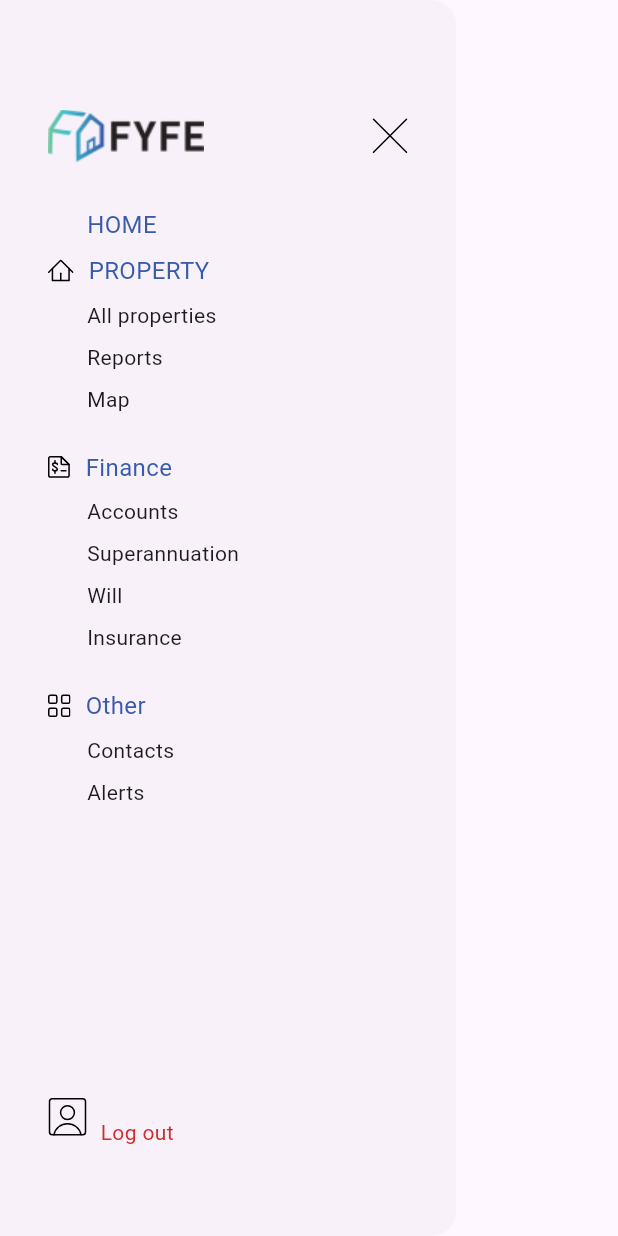
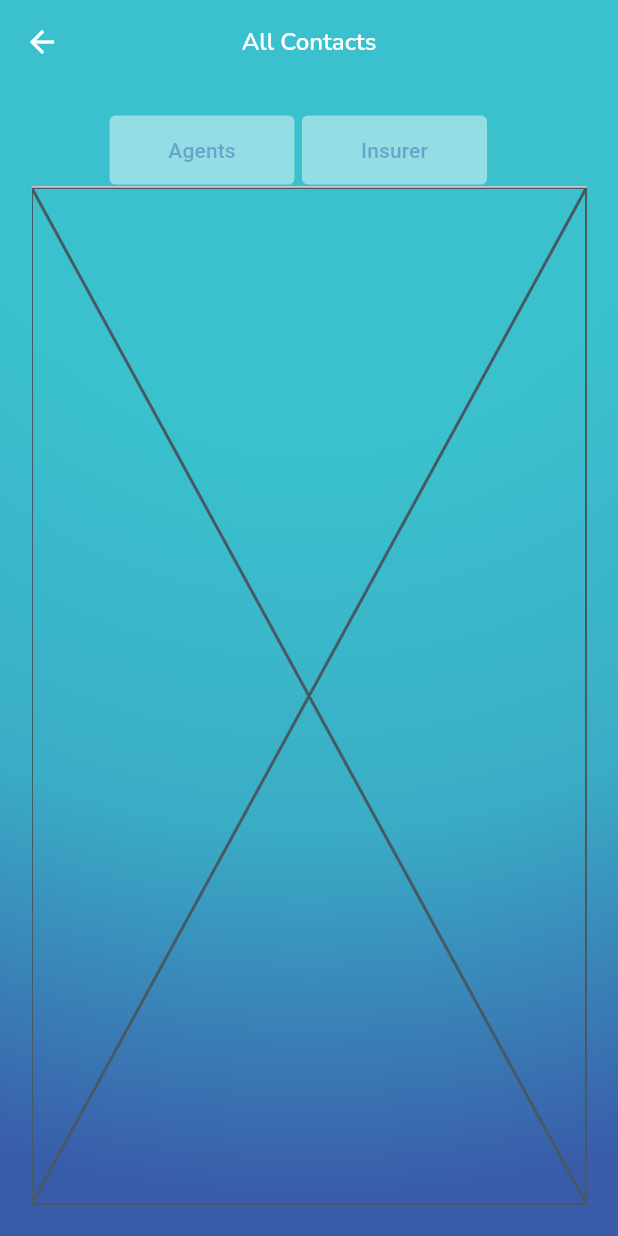
Before and after one commit to fwdAndroid/fyfe, a Flutter app: the CustomDrawer widget shown alone on an empty page, opened directly, after a tap on "Contacts", on a phone screen of 412 x 824 dp. Run offline on Flutter 3.47's test engine with Material 2 defaults, Android fonts, the phone set to English and light mode, and no system bars; our stand-ins replace auto_size_text, cached_network_image, cloud_firestore, firebase_auth, firebase_core, firebase_storage and 7 more; missing offline and left inert: latlng, map; accounts and stored records are empty.

Commit message:
Arranging Folders

```diff
--- a/lib/screens/account/login_page.dart
+++ b/lib/screens/account/login_page.dart
@@ -4,7 +4,7 @@ import 'package:firebase_auth/firebase_auth.dart';
 import 'package:flutter/material.dart';
 import 'package:flutter_svg/flutter_svg.dart';
 import 'package:fyfe/screens/home/home_page.dart';
-import 'package:fyfe/screens/services/auth_service.dart';
+import 'package:fyfe/services/auth_service.dart';
 import 'package:fyfe/widgets/custom_button.dart';
 import 'package:auto_size_text/auto_size_text.dart';
 
--- a/lib/screens/all_properties/show_properties.dart
+++ b/lib/screens/all_properties/show_properties.dart
@@ -1,6 +1,5 @@
 import 'package:flutter/material.dart';
 import 'package:flutter_svg/flutter_svg.dart';
-import 'package:carousel_slider/carousel_slider.dart';
 import 'package:fyfe/utils/controllers.dart';
 import 'package:fyfe/utils/text_util.dart';
 import 'package:fyfe/utils/textformfield.dart';
--- /dev/null
+++ b/lib/screens/contacts/contacts.dart
@@ -0,0 +1,137 @@
+import 'package:flutter/material.dart';
+import 'package:fyfe/screens/contacts/tabs/agent_tab.dart';
+import 'package:fyfe/screens/contacts/tabs/insure_tab.dart';
+import 'package:fyfe/utils/controllers.dart';
+import 'package:fyfe/widgets/palette.dart';
+
+class Contacts extends StatefulWidget {
+  const Contacts({super.key});
+
+  @override
+  State<Contacts> createState() => _ContactsState();
+}
+
+class _ContactsState extends State<Contacts> {
+  @override
+  Widget build(BuildContext context) {
+    return Scaffold(
+      appBar: AppBar(
+        iconTheme: IconThemeData(color: Colors.white),
+        centerTitle: true,
+        backgroundColor: const Color(
+          0xff3AC1CD,
+        ),
+        elevation: 0,
+        title: const Text(
+          "All Contacts",
+          style: const TextStyle(
+              color: Colors.white,
+              fontFamily: "Nunito",
+              fontSize: 16,
+              fontWeight: FontWeight.w600),
+        ),
+      ),
+      body: SafeArea(
+        child: DefaultTabController(
+          length: 2,
+          initialIndex: 0,
+          child: Container(
+            decoration: const BoxDecoration(
+              gradient: RadialGradient(colors: [
+                Color(
+                  0xff3AC1CD,
+                ),
+                Color(
+                  0xff3AC1CD,
+                ),
+                Color(
+                  0xff3AADC6,
+                ),
+                Color(
+                  0xff395CAA,
+                )
+              ], radius: 1.8, center: Alignment.topCenter),
+            ),
+            padding: const EdgeInsets.fromLTRB(21.0, 21.0, 21.0, 21.0),
+            child: Column(children: [
+              TabBar(
+                indicatorColor: Colors.transparent,
+                isScrollable: true,
+                controller: tabController,
+                // padding: EdgeInsets.zero,
+                // indicatorPadding: EdgeInsets.zero,
+                labelPadding: EdgeInsets.only(right: 5),
+                tabs: [
+                  Container(
+                    width: (MediaQuery.of(context).size.width - 42) / 3,
+                    decoration: BoxDecoration(
+                      color: tabController?.index == 0
+                          ? Colors.white
+                          : Colors.white.withOpacity(0.45),
+                      borderRadius: BorderRadius.circular(4),
+                    ),
+                    child: Tab(
+                      child: Text(
+                        "Agents",
+                        style: TextStyle(
+                          color: tabController?.index == 0
+                              ? Palette.blue
+                              : Palette.blue.withOpacity(0.45),
+                        ),
+                      ),
+                    ),
+                  ),
+                  Container(
+                    width: (MediaQuery.of(context).size.width - 42) / 3,
+                    decoration: BoxDecoration(
+                      color: tabController?.index == 1
+                          ? Colors.white
+                          : Colors.white.withOpacity(0.45),
+                      borderRadius: BorderRadius.circular(4),
+                    ),
+                    child: Tab(
+                      child: Text(
+                        "Insurer",
+                        style: TextStyle(
+                          color: tabController?.index == 1
+                              ? Palette.blue
+                              : Palette.blue.withOpacity(0.45),
+                        ),
+                      ),
+                    ),
+                  ),
+                ]..addAll(typesList.sublist(2).map(
+                      (type) => Container(
+                        width: (MediaQuery.of(context).size.width - 42) / 3,
+                        decoration: BoxDecoration(
+                          color: tabController?.index ==
+                                  (typesList.indexOf(type) + 1)
+                              ? Colors.white
+                              : Colors.white.withOpacity(0.45),
+                          borderRadius: BorderRadius.circular(4),
+                        ),
+                        child: Tab(
+                          child: Text(
+                            type,
+                            style: TextStyle(
+                              color: tabController?.index ==
+                                      (typesList.indexOf(type) + 1)
+                                  ? Palette.blue
+                                  : Palette.blue.withOpacity(0.45),
+                            ),
+                          ),
+                        ),
+                      ),
+                    )),
+              ),
+              Expanded(
+                  child: TabBarView(
+                      controller: tabController,
+                      children: [AgentTab(), InsureTab()]))
+            ]),
+          ),
+        ),
+      ),
+    );
+  }
+}
--- /dev/null
+++ b/lib/screens/contacts/tabs/agent_tab.dart
@@ -0,0 +1,15 @@
+import 'package:flutter/material.dart';
+
+class AgentTab extends StatefulWidget {
+  const AgentTab({super.key});
+
+  @override
+  State<AgentTab> createState() => _AgentTabState();
+}
+
+class _AgentTabState extends State<AgentTab> {
+  @override
+  Widget build(BuildContext context) {
+    return const Placeholder();
+  }
+}
--- /dev/null
+++ b/lib/screens/contacts/tabs/insure_tab.dart
@@ -0,0 +1,15 @@
+import 'package:flutter/material.dart';
+
+class InsureTab extends StatefulWidget {
+  const InsureTab({super.key});
+
+  @override
+  State<InsureTab> createState() => _InsureTabState();
+}
+
+class _InsureTabState extends State<InsureTab> {
+  @override
+  Widget build(BuildContext context) {
+    return const Placeholder();
+  }
+}
--- a/lib/utils/controllers.dart
+++ b/lib/utils/controllers.dart
@@ -28,3 +28,7 @@ final agentController = TextEditingController();
 
 double? lat;
 double? lng;
+
+//Contact
+TabController? tabController;
+List typesList = ["Agents", "Insurers"];
--- a/lib/widgets/custom_drawer.dart
+++ b/lib/widgets/custom_drawer.dart
@@ -2,6 +2,7 @@ import 'package:flutter/material.dart';
 import 'package:flutter_svg/flutter_svg.dart';
 import 'package:fyfe/screens/account/login_page.dart';
 import 'package:fyfe/screens/all_properties/all_properties.dart';
+import 'package:fyfe/screens/contacts/contacts.dart';
 import 'package:fyfe/screens/home/home_page.dart';
 import 'package:fyfe/screens/reports/reports.dart';
 import 'package:fyfe/widgets/palette.dart';
@@ -255,12 +256,8 @@ class CustomDrawer extends StatelessWidget {
             InkWell(
               onTap: () {
                 Scaffold.of(context).closeDrawer();
-                // Get.offNamedUntil(
-                //   "/allContacts",
-                //   (route) {
-                //     return route.settings.name == "/home";
-                //   },
-                // );
+                Navigator.push(context,
+                    MaterialPageRoute(builder: (builder) => Contacts()));
               },
               child: Row(
                 children: const [
```
Also changed, not shown: lib/services/auth_service.dart (renamed from lib/screens/services/auth_service.dart).
